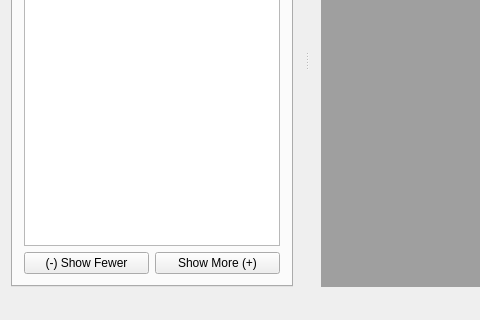
The window that ui/mdimainwindow.ui (docsteer/sacnview) describes before a commit, drawn with Qt 5; both pictures show x 0 to 480 and y 208 to 528 of the 749 by 528 pixel window.
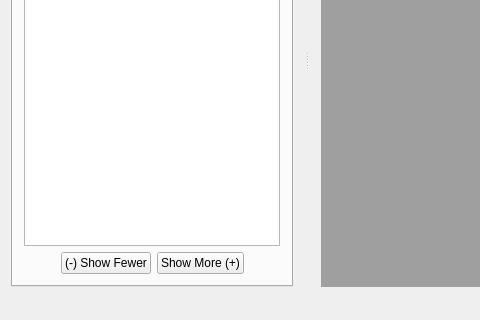
The same window after the commit. Icons and pictures are not drawn.

Commit message: Universe  spinbox sizing and ranging fixes

```diff
--- a/ui/mdimainwindow.ui
+++ b/ui/mdimainwindow.ui
@@ -240,10 +240,23 @@
           </widget>
          </item>
          <item>
-          <layout class="QHBoxLayout" name="horizontalLayout_2">
+          <layout class="QHBoxLayout" name="horizontalLayout_2" stretch="1,0,0,1">
            <property name="sizeConstraint">
             <enum>QLayout::SetNoConstraint</enum>
            </property>
+           <item>
+            <spacer name="horizontalSpacer_2">
+             <property name="orientation">
+              <enum>Qt::Horizontal</enum>
+             </property>
+             <property name="sizeHint" stdset="0">
+              <size>
+               <width>0</width>
+               <height>0</height>
+              </size>
+             </property>
+            </spacer>
+           </item>
            <item>
             <widget class="QPushButton" name="pbFewer">
              <property name="sizePolicy">
@@ -270,6 +283,19 @@
              </property>
             </widget>
            </item>
+           <item>
+            <spacer name="horizontalSpacer">
+             <property name="orientation">
+              <enum>Qt::Horizontal</enum>
+             </property>
+             <property name="sizeHint" stdset="0">
+              <size>
+               <width>0</width>
+               <height>0</height>
+              </size>
+             </property>
+            </spacer>
+           </item>
           </layout>
          </item>
         </layout>
```
The commit also changes 7 other files.
